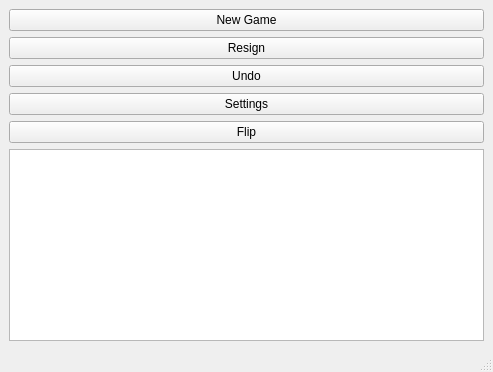
The window that mainwindow.ui (K1Tony/chess) describes before a commit, drawn with Qt 5.
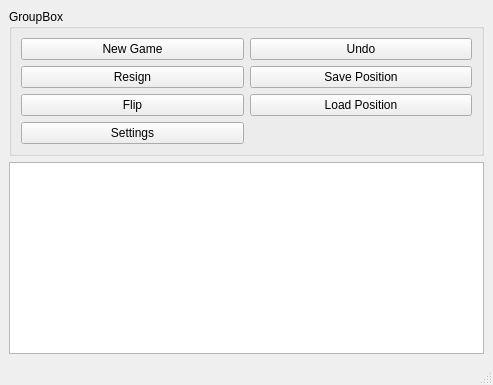
The same window after the commit. Icons and pictures are not drawn.

The edit to the form file:
```diff
--- a/mainwindow.ui
+++ b/mainwindow.ui
@@ -49,38 +49,61 @@
     <item row="0" column="1">
      <layout class="QVBoxLayout" name="verticalLayout">
       <item>
+       <widget class="QGroupBox" name="groupBox">
+        <property name="title">
+         <string>GroupBox</string>
+        </property>
+        <layout class="QGridLayout" name="gridLayout_3">
+         <item row="1" column="0">
        <widget class="QPushButton" name="replay">
         <property name="text">
          <string>New Game</string>
         </property>
        </widget>
       </item>
-      <item>
+         <item row="2" column="0">
        <widget class="QPushButton" name="resign">
         <property name="text">
          <string>Resign</string>
         </property>
        </widget>
       </item>
-      <item>
+         <item row="3" column="0">
+          <widget class="QPushButton" name="flip">
+           <property name="text">
+            <string>Flip</string>
+           </property>
+          </widget>
+         </item>
+         <item row="2" column="1">
+          <widget class="QPushButton" name="save">
+           <property name="text">
+            <string>Save Position</string>
+           </property>
+          </widget>
+         </item>
+         <item row="1" column="1">
        <widget class="QPushButton" name="undo">
         <property name="text">
          <string>Undo</string>
         </property>
        </widget>
       </item>
-      <item>
+         <item row="4" column="0">
        <widget class="QPushButton" name="settings">
         <property name="text">
          <string>Settings</string>
         </property>
        </widget>
       </item>
-      <item>
-       <widget class="QPushButton" name="flip">
+         <item row="3" column="1">
+          <widget class="QPushButton" name="load">
         <property name="text">
-         <string>Flip</string>
-        </property>
+            <string>Load Position</string>
+           </property>
+          </widget>
+         </item>
+        </layout>
        </widget>
       </item>
       <item>
```
Lines whose indentation alone changed are shown as unchanged.
